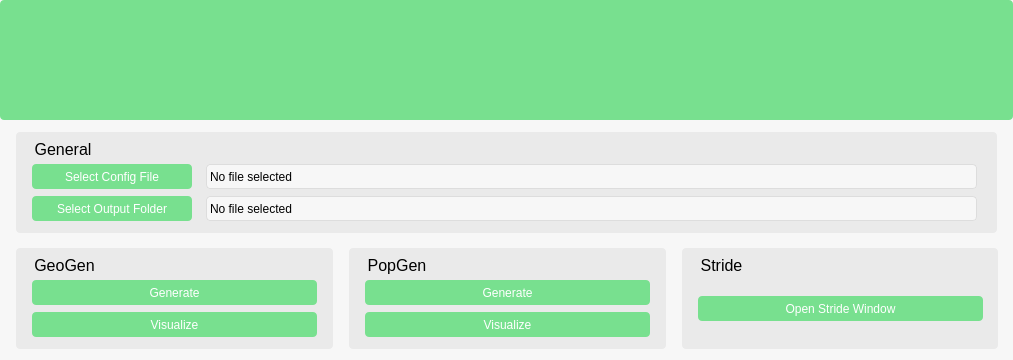
The window that main/cpp/ui/mainwindow.ui (svissers/peryite) describes before a commit, drawn with Qt 5.
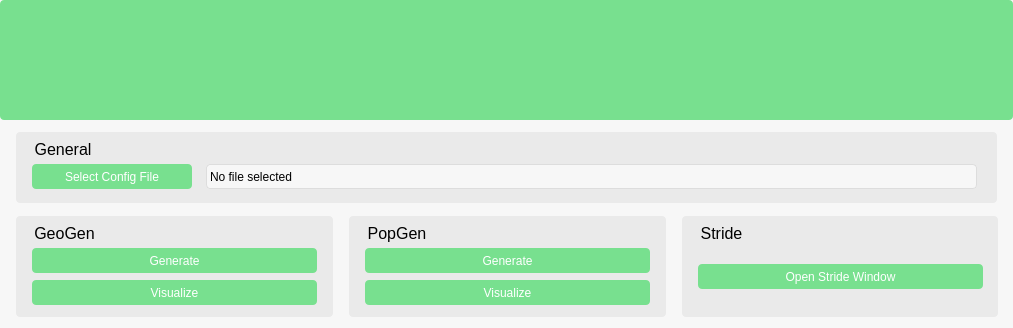
The same window after the commit.

Commit message: geo/popgen gendir main window restructuring and implementation

Diff of the .ui file:
```diff
--- a/main/cpp/ui/mainwindow.ui
+++ b/main/cpp/ui/mainwindow.ui
@@ -7,7 +7,7 @@
     <x>0</x>
     <y>0</y>
     <width>1013</width>
-    <height>360</height>
+    <height>328</height>
    </rect>
   </property>
   <property name="windowTitle">
@@ -43,6 +43,10 @@
 	border-radius: 4px;
 }
 
+QPushButton:disabled {
+	background-color: #aaaaaa;
+}
+
 QPushButton:hover {
 	background-color: #3c6382;
 }
@@ -70,7 +74,7 @@
     <property name="geometry">
      <rect>
       <x>16</x>
-      <y>248</y>
+      <y>216</y>
       <width>317</width>
       <height>101</height>
      </rect>
@@ -117,7 +121,7 @@
       <x>16</x>
       <y>132</y>
       <width>981</width>
-      <height>101</height>
+      <height>71</height>
      </rect>
     </property>
     <property name="title">
@@ -129,38 +133,6 @@
     <property name="checkable">
      <bool>false</bool>
     </property>
-    <widget class="QLabel" name="General_outputFolderLabel">
-     <property name="geometry">
-      <rect>
-       <x>190</x>
-       <y>64</y>
-       <width>771</width>
-       <height>25</height>
-      </rect>
-     </property>
-     <property name="frameShape">
-      <enum>QFrame::Box</enum>
-     </property>
-     <property name="frameShadow">
-      <enum>QFrame::Plain</enum>
-     </property>
-     <property name="text">
-      <string>No file selected</string>
-     </property>
-    </widget>
-    <widget class="QPushButton" name="General_outputFolderSelect">
-     <property name="geometry">
-      <rect>
-       <x>16</x>
-       <y>64</y>
-       <width>160</width>
-       <height>25</height>
-      </rect>
-     </property>
-     <property name="text">
-      <string>Select Output Folder</string>
-     </property>
-    </widget>
     <widget class="QPushButton" name="General_configFileSelect">
      <property name="geometry">
       <rect>
@@ -198,7 +170,7 @@
     <property name="geometry">
      <rect>
       <x>349</x>
-      <y>248</y>
+      <y>216</y>
       <width>317</width>
       <height>101</height>
      </rect>
@@ -243,7 +215,7 @@
     <property name="geometry">
      <rect>
       <x>682</x>
-      <y>248</y>
+      <y>216</y>
       <width>316</width>
       <height>101</height>
      </rect>
```
The commit also changes 5 other files.
